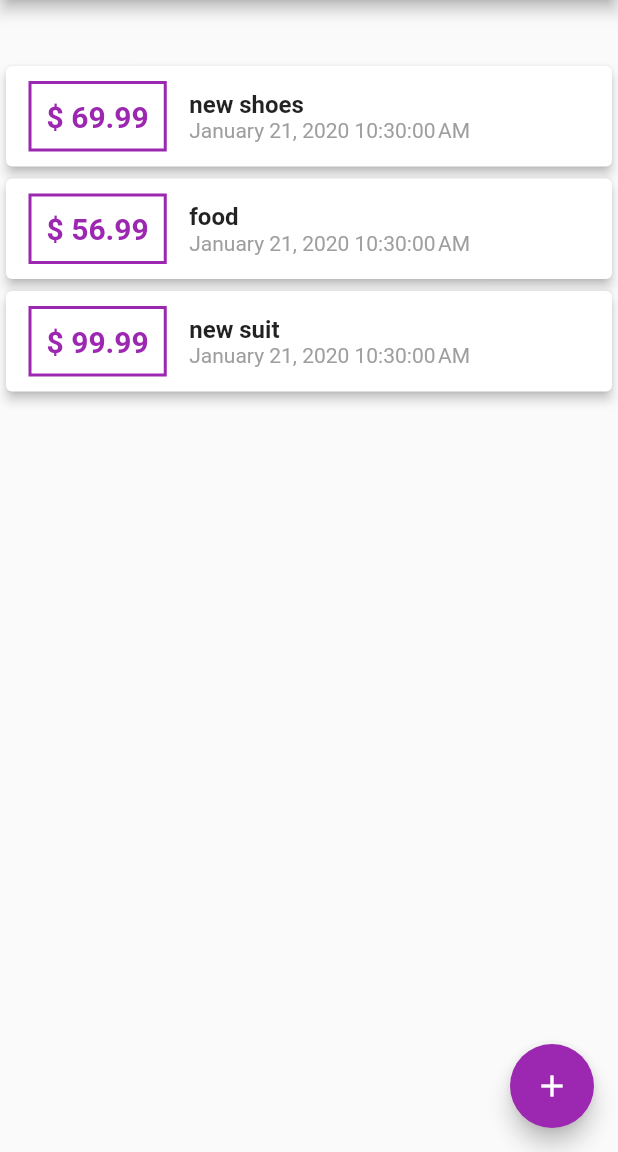
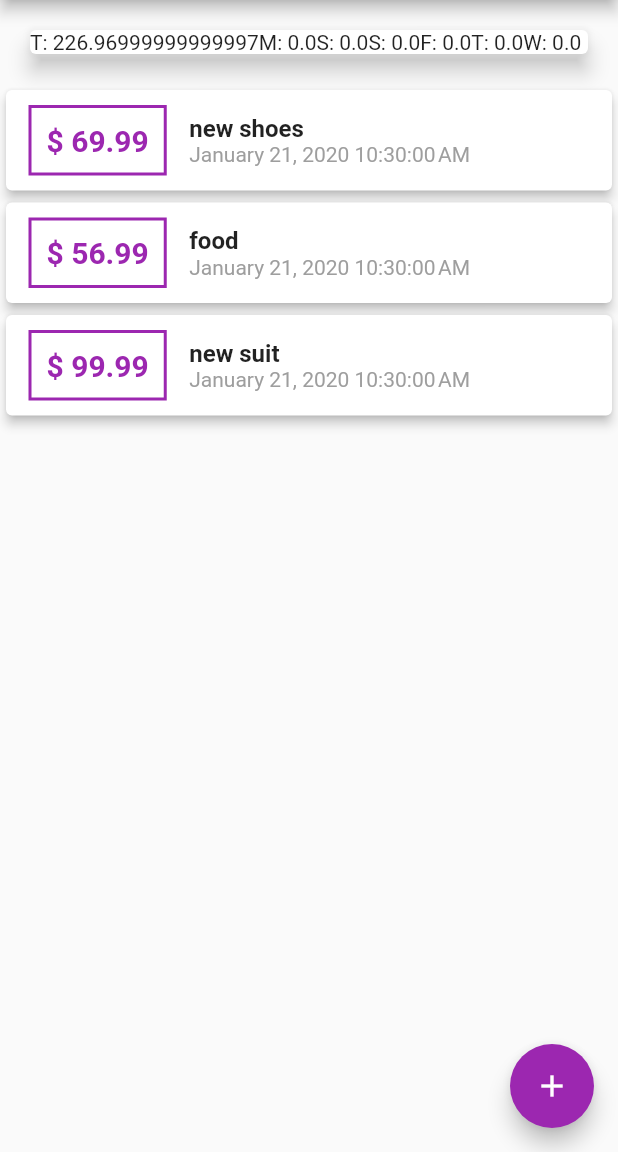
Before and after one commit to Donkijote/personal_expenses, a Flutter app: the screen it shows after launch, on a phone screen of 412 x 824 dp, the part 84-1236 px from its top. Run offline on Flutter 3.47's test engine with Material 2 defaults, Android fonts, the phone set to English and light mode, and no system bars.

Commit message:
creating bar for the chart

```diff
--- a/lib/widgets/chart.dart
+++ b/lib/widgets/chart.dart
@@ -22,7 +22,7 @@ class Chart extends StatelessWidget {
         }
       }
       return {
-        'day': DateFormat.E().format(weekDay),
+        'day': DateFormat.E().format(weekDay).substring(0, 1),
         'amount': totalSum,
       };
     });
@@ -34,7 +34,9 @@ class Chart extends StatelessWidget {
       elevation: 6,
       margin: EdgeInsets.all(20),
       child: Row(
-        children: <Widget>[],
+        children: groupedTransactionValues.map((data) {
+          return Text('${data['day']}: ${data['amount']}');
+        }).toList(),
       ),
     );
   }
```
Also changed, not shown: lib/widgets/chart_bar.dart (added, +49 -0 lines).
